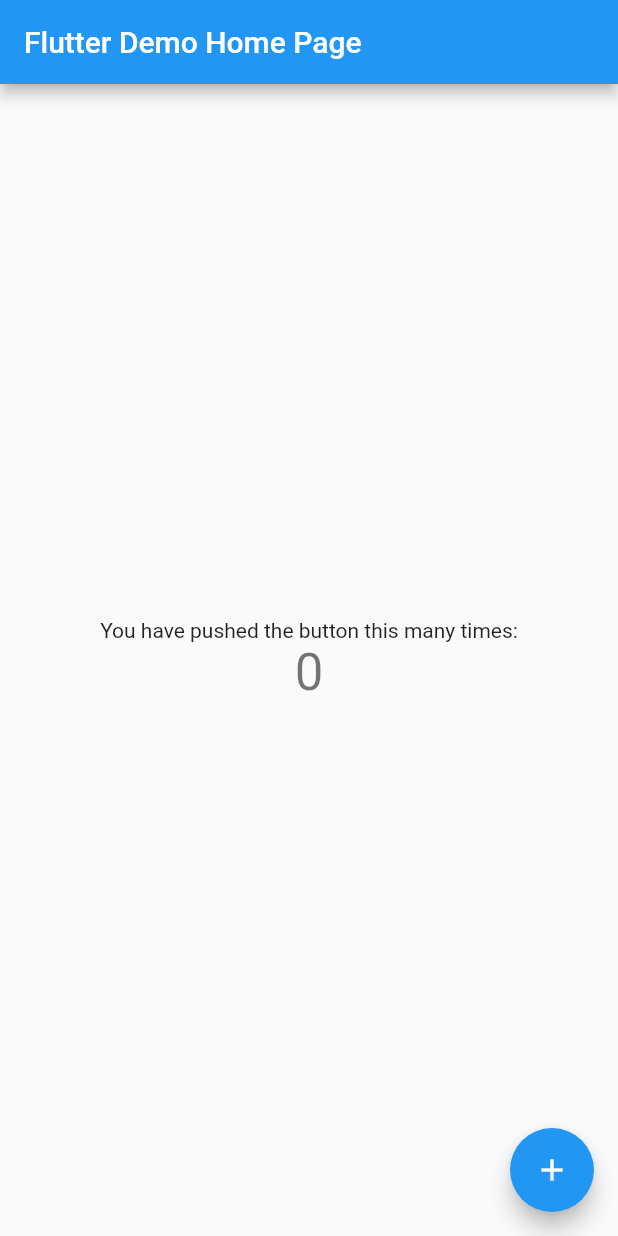
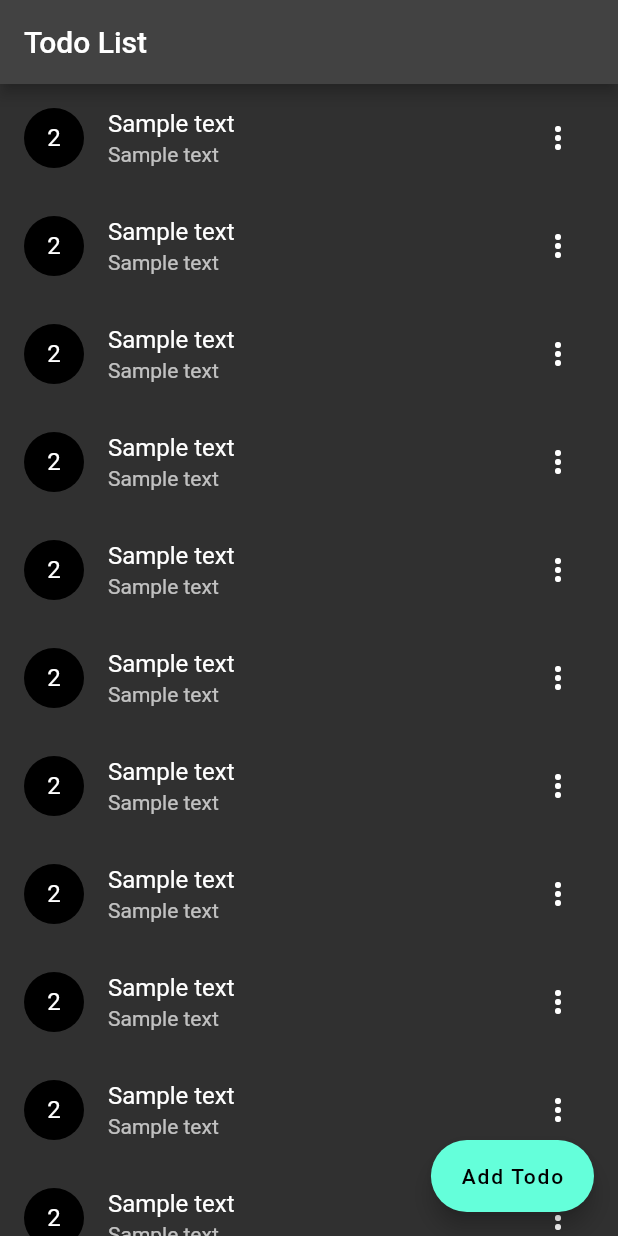
Before and after one commit to ahmedkmadani/todo_app, a Flutter app: the screen it shows after launch, on a phone screen of 412 x 824 dp. Run offline on Flutter 3.47's test engine with Material 2 defaults, Android fonts, the phone set to English and light mode, and no system bars.

Commit message:
working on todo list and edit page

```diff
--- a/lib/main.dart
+++ b/lib/main.dart
@@ -1,4 +1,5 @@
 import 'package:flutter/material.dart';
+import 'package:todo_app/screens/todo_list.dart';
 
 void main() {
   runApp(const MyApp());
@@ -11,105 +12,9 @@ class MyApp extends StatelessWidget {
   @override
   Widget build(BuildContext context) {
     return MaterialApp(
-      title: 'Flutter Demo',
-      theme: ThemeData(
-        // This is the theme of your application.
-        //
-        // Try running your application with "flutter run". You'll see the
-        // application has a blue toolbar. Then, without quitting the app, try
-        // changing the primarySwatch below to Colors.green and then invoke
-        // "hot reload" (press "r" in the console where you ran "flutter run",
-        // or simply save your changes to "hot reload" in a Flutter IDE).
-        // Notice that the counter didn't reset back to zero; the application
-        // is not restarted.
-        primarySwatch: Colors.blue,
-      ),
-      home: const MyHomePage(title: 'Flutter Demo Home Page'),
+      debugShowCheckedModeBanner: false,
+      theme: ThemeData.dark(),
+      home: TodoListPage(),
     );
   }
 }
-
-class MyHomePage extends StatefulWidget {
-  const MyHomePage({super.key, required this.title});
-
-  // This widget is the home page of your application. It is stateful, meaning
-  // that it has a State object (defined below) that contains fields that affect
-  // how it looks.
-
-  // This class is the configuration for the state. It holds the values (in this
-  // case the title) provided by the parent (in this case the App widget) and
-  // used by the build method of the State. Fields in a Widget subclass are
-  // always marked "final".
-
-  final String title;
-
-  @override
-  State<MyHomePage> createState() => _MyHomePageState();
-}
-
-class _MyHomePageState extends State<MyHomePage> {
-  int _counter = 0;
-
-  void _incrementCounter() {
-    setState(() {
-      // This call to setState tells the Flutter framework that something has
-      // changed in this State, which causes it to rerun the build method below
-      // so that the display can reflect the updated values. If we changed
-      // _counter without calling setState(), then the build method would not be
-      // called again, and so nothing would appear to happen.
-      _counter++;
-    });
-  }
-
-  @override
-  Widget build(BuildContext context) {
-    // This method is rerun every time setState is called, for instance as done
-    // by the _incrementCounter method above.
-    //
-    // The Flutter framework has been optimized to make rerunning build methods
-    // fast, so that you can just rebuild anything that needs updating rather
-    // than having to individually change instances of widgets.
-    return Scaffold(
-      appBar: AppBar(
-        // Here we take the value from the MyHomePage object that was created by
-        // the App.build method, and use it to set our appbar title.
-        title: Text(widget.title),
-      ),
-      body: Center(
-        // Center is a layout widget. It takes a single child and positions it
-        // in the middle of the parent.
-        child: Column(
-          // Column is also a layout widget. It takes a list of children and
-          // arranges them vertically. By default, it sizes itself to fit its
-          // children horizontally, and tries to be as tall as its parent.
-          //
-          // Invoke "debug painting" (press "p" in the console, choose the
-          // "Toggle Debug Paint" action from the Flutter Inspector in Android
-          // Studio, or the "Toggle Debug Paint" command in Visual Studio Code)
-          // to see the wireframe for each widget.
-          //
-          // Column has various properties to control how it sizes itself and
-          // how it positions its children. Here we use mainAxisAlignment to
-          // center the children vertically; the main axis here is the vertical
-          // axis because Columns are vertical (the cross axis would be
-          // horizontal).
-          mainAxisAlignment: MainAxisAlignment.center,
-          children: <Widget>[
-            const Text(
-              'You have pushed the button this many times:',
-            ),
-            Text(
-              '$_counter',
-              style: Theme.of(context).textTheme.headlineMedium,
-            ),
-          ],
-        ),
-      ),
-      floatingActionButton: FloatingActionButton(
-        onPressed: _incrementCounter,
-        tooltip: 'Increment',
-        child: const Icon(Icons.add),
-      ), // This trailing comma makes auto-formatting nicer for build methods.
-    );
-  }
-}
--- /dev/null
+++ b/lib/screens/add_page.dart
@@ -0,0 +1,123 @@
+import 'package:flutter/material.dart';
+import 'package:http/http.dart' as http;
+
+class AddTodoPage extends StatefulWidget {
+  final Map? todo;
+  AddTodoPage({super.key, this.todo});
+
+  @override
+  State<AddTodoPage> createState() => _AddTodoPageState();
+}
+
+class _AddTodoPageState extends State<AddTodoPage> {
+  TextEditingController titleController = TextEditingController();
+  TextEditingController descriptionController = TextEditingController();
+
+  bool isEdit = false;
+
+  @override
+  void initState() {
+    // TODO: implement initState
+    super.initState();
+    final todo = widget.todo;
+    if (todo != null) {
+      isEdit = true;
+      final title = todo['title'];
+      final description = todo['description'];
+      titleController.text = title;
+      descriptionController.text = description;
+    }
+  }
+
+  @override
+  Widget build(BuildContext context) {
+    return Scaffold(
+      appBar: AppBar(
+        title: Text(isEdit ? "Edit Todo" : "Add Todo"),
+      ),
+      body: ListView(padding: const EdgeInsets.all(20), children: [
+        TextField(
+          controller: titleController,
+          decoration: InputDecoration(hintText: 'Title'),
+        ),
+        TextField(
+          controller: descriptionController,
+          decoration: InputDecoration(hintText: 'Description'),
+          keyboardType: TextInputType.multiline,
+          minLines: 4,
+          maxLines: 8,
+        ),
+        const SizedBox(
+          height: 20,
+        ),
+        ElevatedButton(
+          onPressed: isEdit ? updateDate : submitData,
+          child: Padding(
+            padding: const EdgeInsets.all(16.0),
+            child: Text(isEdit ? "Update" : "Submit"),
+          ),
+        )
+      ]),
+    );
+  }
+
+  Future<void> updateDate() async {
+    final todo = widget.todo;
+    if (todo == null) {
+      return;
+    }
+    final id = todo['id'];
+    final isCompleted = todo['is_completed'];
+    final title = titleController.text;
+    final description = descriptionController.text;
+
+    final body = {};
+    final url = "";
+    final uri = Uri.parse(url);
+
+    final res = await http.post(uri, body: body, headers: {});
+
+    if (res.statusCode == 201) {
+      titleController.text = "";
+      descriptionController.text = "";
+      showSuccessMessage("Creation Success");
+    } else {
+      showErrorMessage("Creation Failed");
+    }
+  }
+
+  Future<void> submitData() async {
+    final title = titleController.text;
+    final description = descriptionController.text;
+
+    final body = {};
+    final url = "";
+    final uri = Uri.parse(url);
+
+    final res = await http.post(uri, body: body, headers: {});
+
+    if (res.statusCode == 201) {
+      titleController.text = "";
+      descriptionController.text = "";
+      showSuccessMessage("Creation Success");
+    } else {
+      showErrorMessage("Creation Failed");
+    }
+  }
+
+  void showSuccessMessage(msg) {
+    final snackBar = SnackBar(content: Text(msg));
+    ScaffoldMessenger.of(context).showSnackBar(snackBar);
+  }
+
+  void showErrorMessage(msg) {
+    final snackBar = SnackBar(
+      content: Text(
+        msg,
+        style: TextStyle(color: Colors.white),
+      ),
+      backgroundColor: Colors.red,
+    );
+    ScaffoldMessenger.of(context).showSnackBar(snackBar);
+  }
+}
--- /dev/null
+++ b/lib/screens/todo_list.dart
@@ -0,0 +1,141 @@
+import 'dart:convert';
+
+import 'package:flutter/material.dart';
+import 'package:todo_app/screens/add_page.dart';
+import 'package:http/http.dart' as http;
+
+class TodoListPage extends StatefulWidget {
+  const TodoListPage({super.key});
+
+  @override
+  State<TodoListPage> createState() => _TodoListPageState();
+}
+
+class _TodoListPageState extends State<TodoListPage> {
+  bool isLoading = false;
+  List items = [];
+  @override
+  void initState() {
+    super.initState();
+    fetchTodo();
+  }
+
+  @override
+  Widget build(BuildContext context) {
+    return Scaffold(
+      appBar: AppBar(
+        title: const Text("Todo List"),
+      ),
+      body: Visibility(
+        visible: isLoading,
+        child: Center(
+          child: CircularProgressIndicator(),
+        ),
+        replacement: RefreshIndicator(
+          onRefresh: fetchTodo,
+          child: ListView.builder(
+              itemCount: 20,
+              itemBuilder: (context, index) {
+                // final item = items[index] as Map;
+                // final id = items['id'];
+                return ListTile(
+                  leading: CircleAvatar(child: Text("2")),
+                  title: Text("Sample text"),
+                  subtitle: Text("Sample text"),
+                  trailing: PopupMenuButton(
+                    onSelected: (value) {
+                      if (value == 'edit') {
+                        // navigateToEditPage(item);
+                      } else if (value == 'delete') {
+                        // deleteByID(id);
+                      }
+                    },
+                    itemBuilder: (context) {
+                      return [
+                        PopupMenuItem(
+                          child: Text("Edit"),
+                          value: 'edit',
+                        ),
+                        PopupMenuItem(
+                          child: Text("Delete"),
+                          value: 'delete',
+                        ),
+                      ];
+                    },
+                  ),
+                );
+              }),
+        ),
+      ),
+      floatingActionButton: FloatingActionButton.extended(
+          onPressed: navigateToAddPage, label: Text('Add Todo')),
+    );
+  }
+
+  Future<void> navigateToAddPage() async {
+    final route = MaterialPageRoute(builder: (context) => AddTodoPage());
+    await Navigator.push(context, route);
+    setState(() {
+      isLoading = true;
+    });
+
+    fetchTodo();
+  }
+
+  void navigateToEditPage(Map item) {
+    final route =
+        MaterialPageRoute(builder: (context) => AddTodoPage(todo: item));
+    Navigator.push(context, route);
+  }
+
+  Future<void> deleteByID(String id) async {
+    final url = "";
+    final uri = Uri.parse(url);
+    final response = await http.delete(uri);
+
+    if (response.statusCode == 200) {
+      // flitered = items.where((element) => element['id'] != id).toList();
+      setState(() {
+        // items = flitered;
+      });
+    } else {
+      showErrorMessage("Deletion Failed");
+    }
+  }
+
+  Future<void> fetchTodo() async {
+    setState(() {
+      isLoading = false;
+    });
+    // final url = '';
+    // final uri = Uri.parse(url);
+    // final response = await http.get(uri);
+
+    // if (response.statusCode == 200) {
+    //   final json = jsonDecode(response.body) as Map;
+    //   final result = json['items'];
+    //   setState(() {
+    //     items = result;
+    //   });
+    // } else {}
+    // setState(() {
+    //   isLoading = false;
+    // });
+  }
+
+  void showSuccessMessage(msg) {
+    final snackBar = SnackBar(content: Text(msg));
+    ScaffoldMessenger.of(context).showSnackBar(snackBar);
+  }
+
+  void showErrorMessage(msg) {
+    final snackBar = SnackBar(
+      content: Text(
+        msg,
+        style: TextStyle(color: Colors.white),
+      ),
+      backgroundColor: Colors.red,
+    );
+    ScaffoldMessenger.of(context).showSnackBar(snackBar);
+  }
+}
--- a/pubspec.yaml
+++ b/pubspec.yaml
@@ -35,6 +35,7 @@ dependencies:
   # The following adds the Cupertino Icons font to your application.
   # Use with the CupertinoIcons class for iOS style icons.
   cupertino_icons: ^1.0.2
+  http: ^0.13.6
 
 dev_dependencies:
   flutter_test:
```
Also changed, not shown: pubspec.lock.
